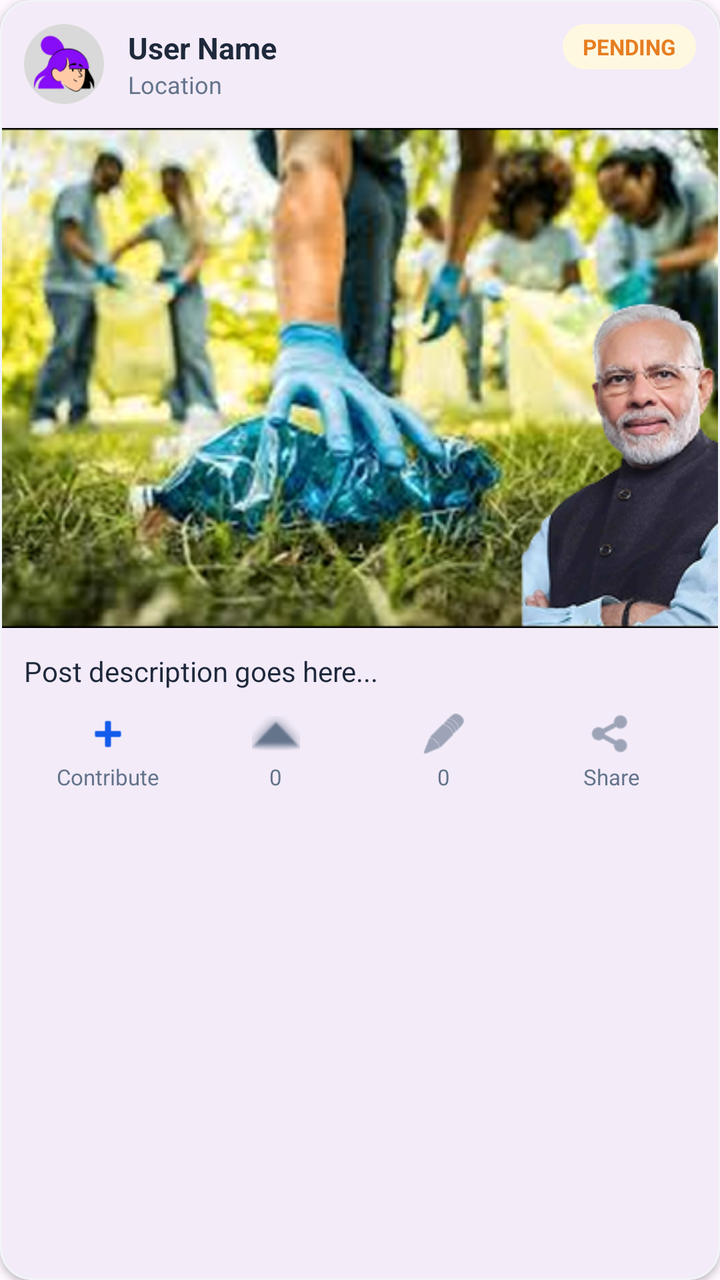
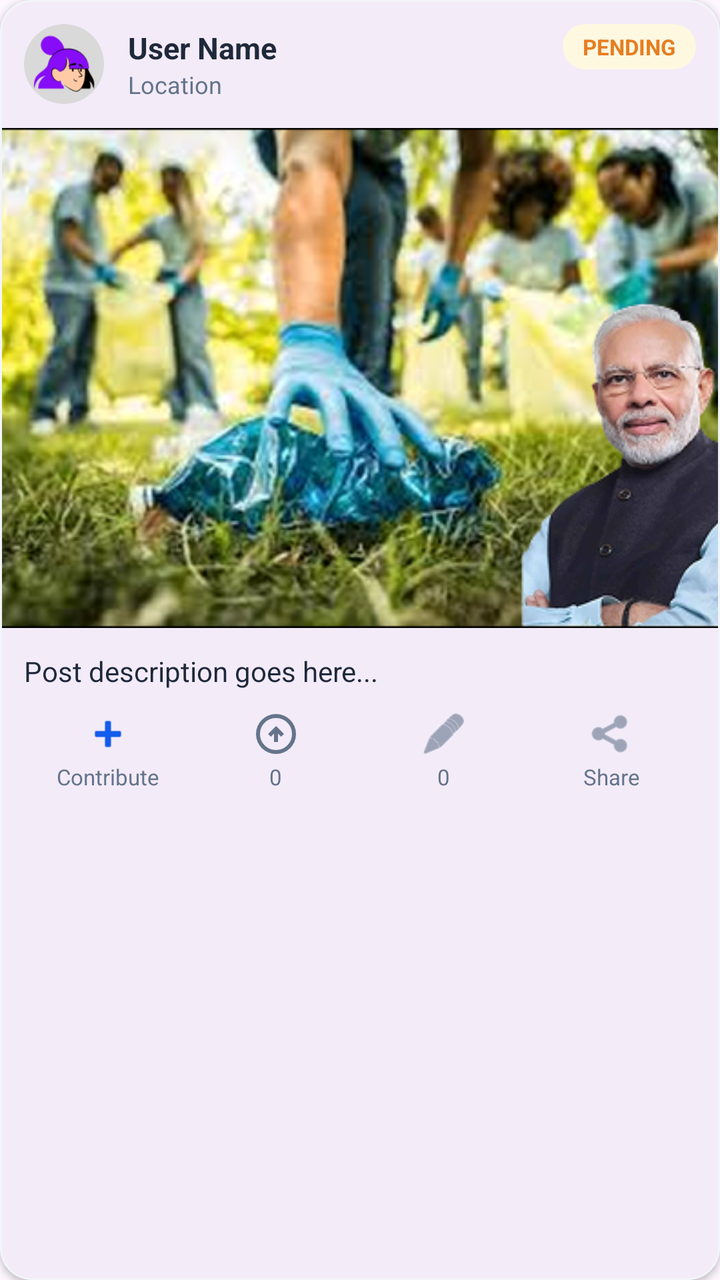

An Android layout rendered at two revisions. The XML below is the earlier revision; the diff shows what the commit changed to produce the second picture.
<!-- AndroidManifest.xml: application theme Theme.SwachhtaSarthi -->
<!-- res/layout/component_feed_item.xml -->
<?xml version="1.0" encoding="utf-8"?>
<com.google.android.material.card.MaterialCardView xmlns:android="http://schemas.android.com/apk/res/android"
    xmlns:app="http://schemas.android.com/apk/res-auto"
    android:layout_width="match_parent"
    android:layout_height="wrap_content"
    android:layout_marginHorizontal="16dp"
    android:layout_marginVertical="8dp"
    app:cardCornerRadius="16dp"
    app:cardElevation="2dp"
    app:strokeColor="#F1F5F9"
    app:strokeWidth="1dp">

    <LinearLayout
        android:layout_width="match_parent"
        android:layout_height="wrap_content"
        android:orientation="vertical">

        
        <androidx.constraintlayout.widget.ConstraintLayout
            android:layout_width="match_parent"
            android:layout_height="wrap_content"
            android:padding="12dp">

            <com.google.android.material.imageview.ShapeableImageView
                android:id="@+id/ivUserProfile"
                android:layout_width="40dp"
                android:layout_height="40dp"
                android:scaleType="centerCrop"
                app:layout_constraintBottom_toBottomOf="parent"
                app:layout_constraintStart_toStartOf="parent"
                app:layout_constraintTop_toTopOf="parent"
                app:shapeAppearanceOverlay="@style/CircleImageView"
                app:srcCompat="@drawable/profile_image" />

            <LinearLayout
                android:layout_width="0dp"
                android:layout_height="wrap_content"
                android:layout_marginStart="12dp"
                android:orientation="vertical"
                app:layout_constraintBottom_toBottomOf="@id/ivUserProfile"
                app:layout_constraintEnd_toStartOf="@+id/tvStatusTag"
                app:layout_constraintStart_toEndOf="@id/ivUserProfile"
                app:layout_constraintTop_toTopOf="@id/ivUserProfile">

                <TextView
                    android:id="@+id/tvUserName"
                    android:layout_width="wrap_content"
                    android:layout_height="wrap_content"
                    android:text="User Name"
                    android:textColor="#1E293B"
                    android:textSize="15sp"
                    android:textStyle="bold" />

                <TextView
                    android:id="@+id/tvLocation"
                    android:layout_width="wrap_content"
                    android:layout_height="wrap_content"
                    android:text="Location"
                    android:textColor="#64748B"
                    android:textSize="12sp" />
            </LinearLayout>

            <TextView
                android:id="@+id/tvStatusTag"
                android:layout_width="wrap_content"
                android:layout_height="wrap_content"
                android:background="@drawable/bg_pending_tag"
                android:paddingHorizontal="10dp"
                android:paddingVertical="4dp"
                android:text="PENDING"
                android:textColor="#E67E22"
                android:textSize="11sp"
                android:textStyle="bold"
                app:layout_constraintEnd_toEndOf="parent"
                app:layout_constraintTop_toTopOf="parent" />

        </androidx.constraintlayout.widget.ConstraintLayout>

        
        <ImageView
            android:id="@+id/ivPostImage"
            android:layout_width="match_parent"
            android:layout_height="250dp"
            android:scaleType="centerCrop"
            app:srcCompat="@drawable/login_signup_hero_img" />

        
        <LinearLayout
            android:layout_width="match_parent"
            android:layout_height="wrap_content"
            android:gravity="center_vertical"
            android:orientation="vertical"
            android:padding="12dp">

            <TextView
                android:id="@+id/tvDescription"
                android:layout_width="match_parent"
                android:layout_height="wrap_content"
                android:ellipsize="end"
                android:maxLines="1"
                android:text="Post description goes here..."
                android:textColor="#1E293B"
                android:textSize="14sp" />

            <TextView
                android:id="@+id/tvReadMore"
                android:layout_width="wrap_content"
                android:layout_height="wrap_content"
                android:layout_marginTop="4dp"
                android:text="Read more"
                android:textColor="#135BEC"
                android:textSize="12sp"
                android:textStyle="bold"
                android:visibility="gone" />

            <LinearLayout
                android:layout_width="match_parent"
                android:layout_height="wrap_content"
                android:layout_marginTop="10dp"
                android:gravity="center_vertical"
                android:orientation="horizontal">

                <LinearLayout
                    android:layout_width="0dp"
                    android:layout_height="wrap_content"
                    android:layout_weight="1"
                    android:gravity="center"
                    android:orientation="vertical">

                    <ImageView
                        android:id="@+id/ivContribute"
                        android:layout_width="24dp"
                        android:layout_height="24dp"
                        android:clickable="true"
                        android:contentDescription="Contribute"
                        android:focusable="true"
                        android:src="@android:drawable/ic_input_add"
                        app:tint="#135BEC" />

                    <TextView
                        android:layout_width="wrap_content"
                        android:layout_height="wrap_content"
                        android:layout_marginTop="2dp"
                        android:text="Contribute"
                        android:textColor="#64748B"
                        android:textSize="11sp" />
                </LinearLayout>

                <LinearLayout
                    android:layout_width="0dp"
                    android:layout_height="wrap_content"
                    android:layout_weight="1"
                    android:gravity="center"
                    android:orientation="vertical">

                    <ImageView
                        android:id="@+id/ivUpvote"
                        android:layout_width="24dp"
                        android:layout_height="24dp"
                        android:clickable="true"
                        android:contentDescription="Upvote"
                        android:focusable="true"
                        android:src="@android:drawable/arrow_up_float"
                        app:tint="#64748B" />

                    <TextView
                        android:id="@+id/tvUpvoteCount"
                        android:layout_width="wrap_content"
                        android:layout_height="wrap_content"
                        android:layout_marginTop="2dp"
                        android:text="0"
                        android:textColor="#64748B"
                        android:textSize="11sp" />
                </LinearLayout>

                <LinearLayout
                    android:layout_width="0dp"
                    android:layout_height="wrap_content"
                    android:layout_weight="1"
                    android:gravity="center"
                    android:orientation="vertical">

                    <ImageView
                        android:id="@+id/ivComment"
                        android:layout_width="24dp"
                        android:layout_height="24dp"
                        android:clickable="true"
                        android:contentDescription="Comment"
                        android:focusable="true"
                        android:src="@android:drawable/ic_menu_edit"
                        app:tint="#64748B" />

                    <TextView
                        android:id="@+id/tvCommentCount"
                        android:layout_width="wrap_content"
                        android:layout_height="wrap_content"
                        android:layout_marginTop="2dp"
                        android:text="0"
                        android:textColor="#64748B"
                        android:textSize="11sp" />
                </LinearLayout>

                <LinearLayout
                    android:layout_width="0dp"
                    android:layout_height="wrap_content"
                    android:layout_weight="1"
                    android:gravity="center"
                    android:orientation="vertical">

                    <ImageView
                        android:id="@+id/ivShare"
                        android:layout_width="24dp"
                        android:layout_height="24dp"
                        android:clickable="true"
                        android:contentDescription="Share"
                        android:focusable="true"
                        android:src="@android:drawable/ic_menu_share"
                        app:tint="#64748B" />

                    <TextView
                        android:layout_width="wrap_content"
                        android:layout_height="wrap_content"
                        android:layout_marginTop="2dp"
                        android:text="Share"
                        android:textColor="#64748B"
                        android:textSize="11sp" />
                </LinearLayout>
            </LinearLayout>
        </LinearLayout>

    </LinearLayout>
</com.google.android.material.card.MaterialCardView>
<!-- resources referenced by this layout -->
<resources>
  <!-- drawable bg_pending_tag (drawable) -->
  <?xml version="1.0" encoding="utf-8"?>
  <shape xmlns:android="http://schemas.android.com/apk/res/android">
      <solid android:color="#FFF8E1" />
      <corners android:radius="12dp" />
  </shape>
  <!-- drawable login_signup_hero_img: png bitmap (drawable, 244307 bytes) -->
  <!-- drawable profile_image: png bitmap (drawable, 4872 bytes) -->
  <style name="CircleImageView" parent="">
          <item name="cornerSize">50%</item>
      </style>
  <style name="Theme.SwachhtaSarthi" parent="Base.Theme.SwachhtaSarthi" />
  <style name="Base.Theme.SwachhtaSarthi" parent="Theme.Material3.DayNight.NoActionBar">
          
          
      </style>
</resources>

<!-- the commit's change to res/layout/component_feed_item.xml (unified diff, before → after) -->
@@ -160,7 +160,7 @@
                         android:clickable="true"
                         android:contentDescription="Upvote"
                         android:focusable="true"
-                        android:src="@android:drawable/arrow_up_float"
+                        android:src="@drawable/up_arrow"
                         app:tint="#64748B" />
 
                     <TextView
<!-- resource entries referenced after the edit -->
@@ -8,6 +8,12 @@
   </shape>
   <!-- drawable login_signup_hero_img: png bitmap (drawable, 244307 bytes) -->
   <!-- drawable profile_image: png bitmap (drawable, 4872 bytes) -->
+  <!-- drawable up_arrow (drawable) -->
+  <vector xmlns:android="http://schemas.android.com/apk/res/android" android:height="24dp" android:tint="#A3A8BB" android:viewportHeight="960" android:viewportWidth="960" android:width="24dp">
+        
+      <path android:fillColor="@android:color/white" android:pathData="M440,640L520,640L520,472L584,536L640,480L480,320L320,480L376,536L440,472L440,640ZM480,880Q397,880 324,848.5Q251,817 197,763Q143,709 111.5,636Q80,563 80,480Q80,397 111.5,324Q143,251 197,197Q251,143 324,111.5Q397,80 480,80Q563,80 636,111.5Q709,143 763,197Q817,251 848.5,324Q880,397 880,480Q880,563 848.5,636Q817,709 763,763Q709,817 636,848.5Q563,880 480,880ZM480,800Q614,800 707,707Q800,614 800,480Q800,346 707,253Q614,160 480,160Q346,160 253,253Q160,346 160,480Q160,614 253,707Q346,800 480,800ZM480,480Q480,480 480,480Q480,480 480,480Q480,480 480,480Q480,480 480,480Q480,480 480,480Q480,480 480,480Q480,480 480,480Q480,480 480,480Z"/>
+      
+  </vector>
   <style name="CircleImageView" parent="">
           <item name="cornerSize">50%</item>
       </style>
